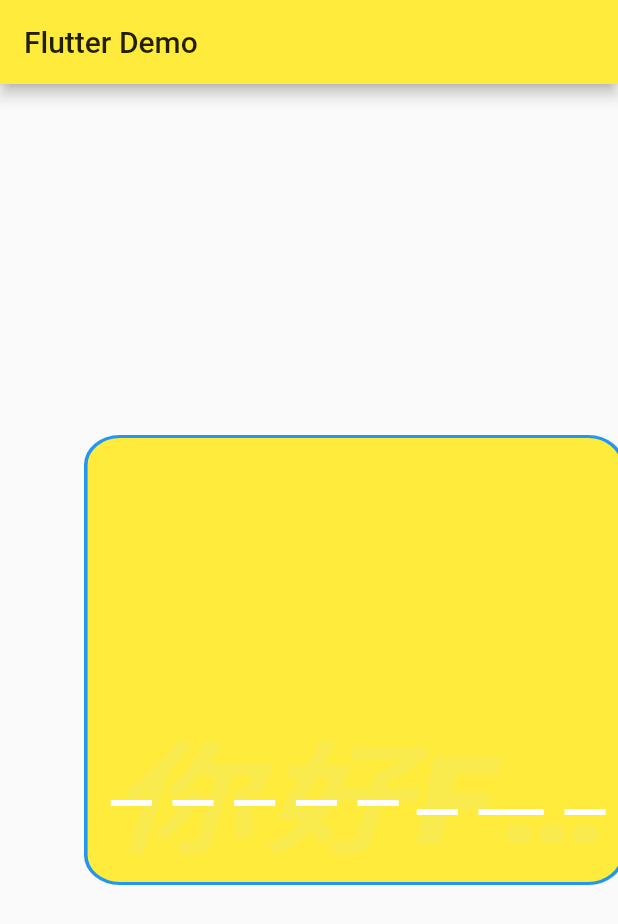
After one commit to 1802343228/flutter-study, a Flutter app: the screen it shows after launch, on a phone screen of 412 x 824 dp. The commit adds this screen. Shown: the top 924 px of the screen. Run offline on Flutter 3.47's test engine with Material 2 defaults, Android fonts, the phone set to English and light mode, and no system bars; our stand-ins replace dio, flutter_easyrefresh, shared_preferences.

Commit message:
text,container学习

```diff
--- a/lib/first_week/day19_router.dart
+++ b/lib/first_week/day19_router.dart
@@ -1,8 +1,8 @@
 import 'package:flutter/material.dart';
 import 'package:flutter/cupertino.dart';
-import 'package:hello/test/test1.dart';
+// import 'package:hello/test/test1.dart';
 import 'package:hello/test/test2.dart';
-import 'package:hello/test/test3.dart';
+// import 'package:hello/test/test3.dart';
 
 class Day19 extends StatefulWidget {
   @override
--- a/lib/main.dart
+++ b/lib/main.dart
@@ -22,7 +22,12 @@ import 'package:flutter/material.dart';
 // import 'first_week/day20_router2.dart';
 // import 'first_week/day21_easyrefresh.dart';
 // import 'first_week/day22_animation.dart';
-import 'first_week/day23_shared_preferences.dart';
+// import 'first_week/day23_shared_preferences.dart';
+// import 'restart/text_style.dart';
+import 'restart/container_text.dart';
+
+
+
 
 void main(){
   runApp(MyApp());
@@ -31,16 +36,26 @@ void main(){
 class MyApp extends StatelessWidget{
   @override
   Widget build(BuildContext context){
-
     return MaterialApp(
-      //去除右上角debug
-      debugShowCheckedModeBanner: false,
-      title:'Welcome to Flutter',
-      theme: ThemeData(
-        primarySwatch: Colors.blue,
-        visualDensity: VisualDensity.adaptivePlatformDensity,
-      ),
-      home: Day23(),
+      home:Scaffold(
+        appBar: AppBar(
+          title:Text('Flutter Demo')
+        ),
+        body: Conta(),
+        ),
+        theme: ThemeData(//配置应用颜色主题
+          primarySwatch: Colors.yellow
+        ),
+    );
+    // return MaterialApp(
+    //   //去除右上角debug
+    //   debugShowCheckedModeBanner: false,
+    //   title:'Welcome to Flutter',
+    //   theme: ThemeData(
+    //     primarySwatch: Colors.blue,
+    //     visualDensity: VisualDensity.adaptivePlatformDensity,
+    //   ),
+    //   home: Day23(),
       // routes: <String,WidgetBuilder> {
       //   'test3':(BuildContext context) => Test3(),
       // },
@@ -52,7 +67,7 @@ class MyApp extends StatelessWidget{
         //   child: Text('hello world'),
         //   ),
       //),
-      );
+      // );
   }
 }
 // void main() {
--- /dev/null
+++ b/lib/restart/container_text.dart
@@ -0,0 +1,57 @@
+import 'package:flutter/material.dart';
+import 'package:flutter/cupertino.dart';
+
+class Conta extends StatefulWidget {
+  @override
+  _ContaState createState() => _ContaState();
+}
+
+class _ContaState extends State<Conta> {
+  @override
+  Widget build(BuildContext context) {
+    return Center(
+      child: Container(
+        //container相当于一个div
+        child: Text(
+          '你好Flutter你好Flutter',
+          textAlign: TextAlign.center, //让文本居中显示
+          overflow: TextOverflow.ellipsis,//文本溢出处理方式
+          maxLines: 1,//文本最大显示几行
+          textScaleFactor: 2,//设置字体放大倍数
+          textDirection: TextDirection.ltr, //从左到右排列
+          style: TextStyle(
+              fontSize: 40.0, //flutter中所有的数字都是double类型
+              fontWeight: FontWeight.w800,//设置字体粗细
+              fontStyle: FontStyle.italic,//设置字体倾斜
+              decoration: TextDecoration.lineThrough,//设置了一条线穿过文本
+              decorationColor: Colors.white,//设置线的颜色
+              decorationStyle: TextDecorationStyle.dashed,//设置这条线为虚线
+              letterSpacing: 5.0,//设置字间距
+              // color:Colors.yellow,
+              color: Color.fromRGBO(244, 233, 2143, 0.5) //两种方法都可以定义颜色
+              ),
+        ),
+        height: 300.0,
+        width: 300.0,
+        decoration: BoxDecoration(
+            //定义背景颜色
+            color: Colors.yellow,
+            border: Border.all(
+              color: Colors.blue,
+              width: 2.0
+            ), //定义边框颜色和宽度
+            borderRadius: BorderRadius.all(
+              Radius.circular(20)//设置圆角
+            )
+          ),
+      //  padding: EdgeInsets.all(10),//表示内边距
+       padding:EdgeInsets.fromLTRB(10, 2, 2, 1),//也可以手动设置四个边的值
+        // margin: EdgeInsets.all(10),//表示container与外部其他组件的距离
+        // transform: Matrix4.translationValues(100, 0, 0),//向x轴位移
+        // transform: Matrix4.rotationZ(0.3),//向Z轴旋转
+        transform: Matrix4.diagonal3Values(1.2, 1, 1),//x轴变为原来的1.2倍
+        alignment: Alignment.bottomLeft,//内容居于顶部的左侧
+      ),
+    );
+  }
+}
```
Also changed, not shown: lib/data/dataText.dart (+13 -13 lines), lib/first_week/day18_data.dart (+5 -5 lines).
